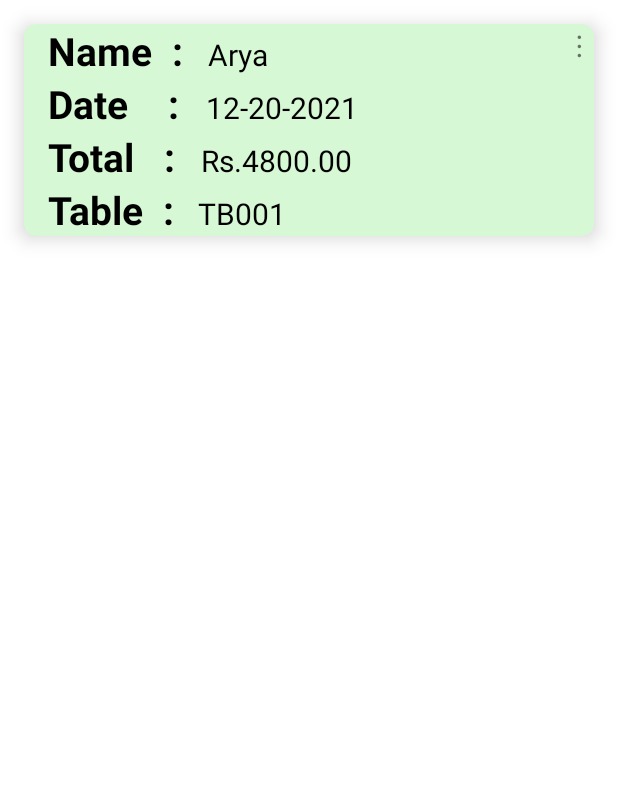
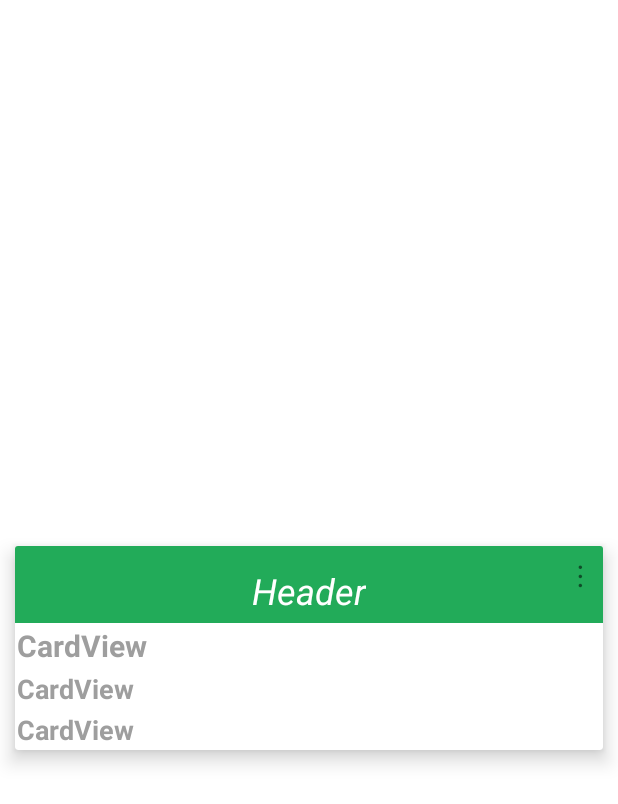
Before and after one commit to Madhawa-Tharindu/green-lantern, an Android app: the layout item.xml on its own in the app's theme, with its tools: preview values and no code run, on a phone screen of 412 x 824 dp. Shown: the top 804 px of the screen. Run offline under Robolectric (Android 15) with nearby library versions, the light colour scheme and no system bars.

Commit message:
Card View Fixed

```diff
--- a/app/build.gradle
+++ b/app/build.gradle
@@ -38,5 +38,9 @@ dependencies {
     androidTestImplementation 'androidx.test.espresso:espresso-core:3.4.0'
     implementation platform('com.google.firebase:firebase-bom:28.4.1')
     implementation 'com.google.firebase:firebase-database'
+    implementation "androidx.cardview:cardview:1.0.0"
+
+
+
 
 }
--- a/app/src/main/res/layout/item.xml
+++ b/app/src/main/res/layout/item.xml
@@ -1,7 +1,98 @@
 <?xml version="1.0" encoding="utf-8"?>
+<androidx.cardview.widget.CardView xmlns:android="http://schemas.android.com/apk/res/android"
+    xmlns:app="http://schemas.android.com/apk/res-auto"
+    xmlns:card_view="http://schemas.android.com/apk/res-auto"
+    android:id="@+id/card_view"
+    android:layout_width="match_parent"
+    android:layout_height="wrap_content"
+    android:layout_gravity="center"
+    app:cardElevation="8dp"
+    card_view:cardCornerRadius="2dp"
+    android:layout_marginTop="20dp"
+    android:layout_marginLeft="10dp"
+    android:layout_marginRight="10dp"
+    >
+
+    <LinearLayout
+        android:layout_width="match_parent"
+        android:layout_height="wrap_content"
+        android:orientation="vertical">
+
+        <LinearLayout
+            android:id="@+id/heading_layout"
+            android:layout_width="match_parent"
+            android:layout_height="wrap_content"
+            android:background="@color/green_200"
+            android:padding="5dp"
+            android:orientation="vertical">
 
 
+            <TextView
+                android:layout_width="20dp"
+                android:layout_height="wrap_content"
+                android:text="&#8942;"
+                android:textSize="20dp"
+                android:id="@+id/txt_option"
+                android:layout_gravity="right"
+                android:textAlignment="center"
+                 />
 
+
+            <TextView
+                android:id="@+id/tvdate"
+                android:layout_width="wrap_content"
+                android:layout_height="wrap_content"
+                android:layout_marginTop="-20dp"
+                android:layout_below="@+id/tv_heading"
+                android:text="Header"
+                android:textColor="@color/white"
+                android:textSize="24sp"
+                android:textStyle="italic"
+                android:layout_gravity="center"
+                />
+
+
+        </LinearLayout>
+
+
+        <TextView
+            android:id="@+id/tvName"
+            android:layout_width="wrap_content"
+            android:layout_height="wrap_content"
+            android:layout_margin="1dp"
+            android:layout_below="@+id/tv_heading"
+            android:text="CardView"
+            android:textColor="#9E9E9E"
+            android:textStyle="bold"
+            android:textSize="20sp" />
+
+
+        <TextView
+            android:id="@+id/tvtable"
+            android:layout_width="wrap_content"
+            android:layout_height="wrap_content"
+            android:layout_margin="1dp"
+            android:layout_below="@+id/tv_heading"
+            android:text="CardView"
+            android:textColor="#9E9E9E"
+            android:textStyle="bold"
+            android:textSize="18sp" />
+        <TextView
+            android:id="@+id/tvtotal"
+            android:layout_width="wrap_content"
+            android:layout_height="wrap_content"
+            android:layout_margin="1dp"
+            android:layout_below="@+id/tv_heading"
+            android:text="CardView"
+            android:textColor="#9E9E9E"
+            android:textStyle="bold"
+            android:textSize="18sp" />
+
+
+    </LinearLayout>
+</androidx.cardview.widget.CardView>
+
+<!--
 
 <androidx.cardview.widget.CardView
     xmlns:android="http://schemas.android.com/apk/res/android"
@@ -42,6 +133,35 @@
             android:layout_width="wrap_content"
             android:layout_height="wrap_content"
             android:layout_gravity="center_vertical"
+            android:orientation="horizontal"
+            android:background="@color/green_200"
+            >
+
+            <TextView
+                android:layout_width="wrap_content"
+                android:layout_height="wrap_content"
+                android:text="Date    :"
+                android:textColor="@color/black"
+                android:textSize="26sp"
+                android:textStyle="bold"
+                android:layout_marginRight="10dp"
+                />
+
+            <TextView
+                android:id="@+id/tvdate"
+                android:layout_width="wrap_content"
+                android:layout_height="wrap_content"
+                android:layout_marginLeft="8dp"
+                android:text="12-20-2021"
+                android:textColor="@color/black"
+                android:textSize="20sp" />
+
+        </LinearLayout>
+
+        <LinearLayout
+            android:layout_width="wrap_content"
+            android:layout_height="wrap_content"
+            android:layout_gravity="center_vertical"
             android:orientation="horizontal">
 
             <TextView
@@ -69,32 +189,7 @@
 
         </LinearLayout>
 
-        <LinearLayout
-            android:layout_width="wrap_content"
-            android:layout_height="wrap_content"
-            android:layout_gravity="center_vertical"
-            android:orientation="horizontal">
 
-            <TextView
-                android:layout_width="wrap_content"
-                android:layout_height="wrap_content"
-                android:text="Date    :"
-                android:textColor="@color/black"
-                android:textSize="26sp"
-                android:textStyle="bold"
-                android:layout_marginRight="10dp"
-                />
-
-            <TextView
-                android:id="@+id/tvdate"
-                android:layout_width="wrap_content"
-                android:layout_height="wrap_content"
-                android:layout_marginLeft="8dp"
-                android:text="12-20-2021"
-                android:textColor="@color/black"
-                android:textSize="20sp" />
-
-        </LinearLayout>
 
         <LinearLayout
             android:layout_width="wrap_content"
@@ -154,3 +249,4 @@
     </LinearLayout>
 
 </androidx.cardview.widget.CardView>
+-->
--- a/app/src/main/res/values/themes.xml
+++ b/app/src/main/res/values/themes.xml
@@ -12,7 +12,7 @@
         <!-- Status bar color. -->
         <item name="android:statusBarColor" tools:targetApi="l">?attr/colorPrimaryVariant</item>
         <!-- Customize your theme here. -->
-        <item name="android:itemBackground">#D7F8D4</item>
+
 
     </style>
 </resources>
```
